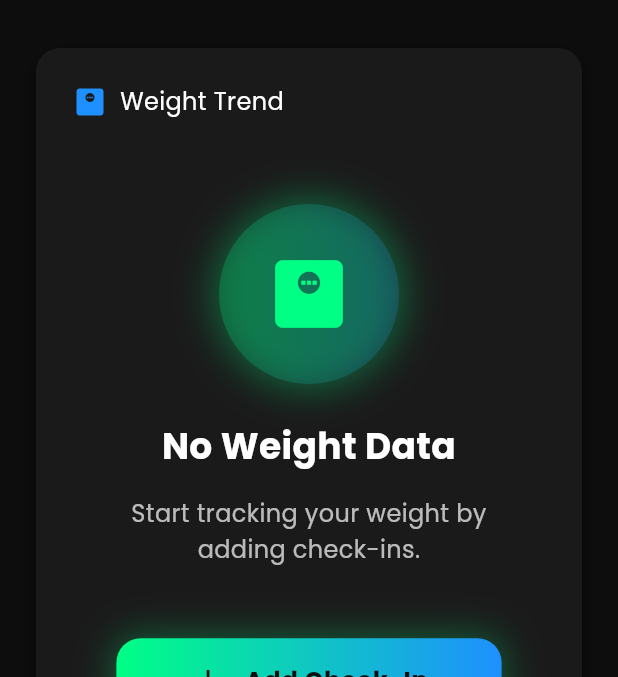
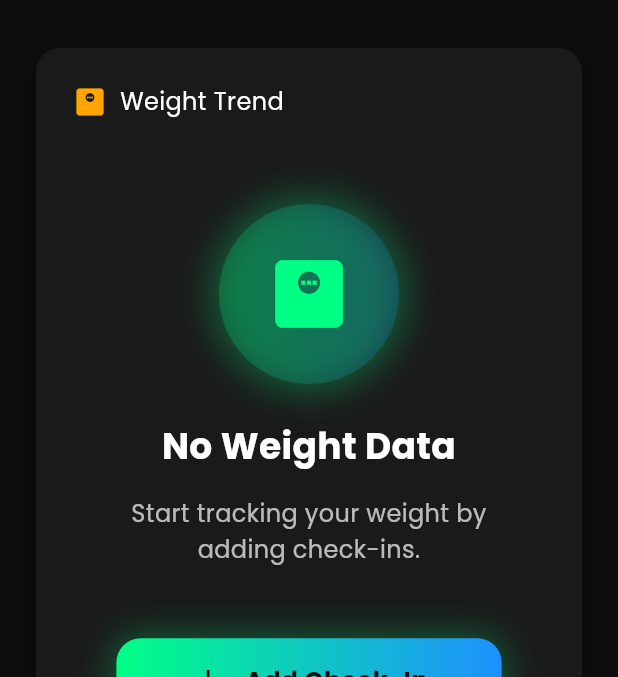
Before and after one commit to axcool99/fitlife-app, a Flutter app: the ProgressScreen screen opened by its route, on a phone screen of 412 x 824 dp, the part 180-857 px from its top. Run offline on Flutter 3.47's test engine with Material 3 defaults, Android fonts, the phone set to English and light mode, and no system bars; our stand-ins replace cloud_firestore, firebase_auth, firebase_core, fl_chart, google_fonts; accounts and stored records are empty.

Commit message:
Refactor: Unified theme color mapping by category (Workouts=Green, Calories=Blue, Steps=Purple, Weight/Check-ins=Orange)

```diff
--- a/lib/progress_screen.dart
+++ b/lib/progress_screen.dart
@@ -129,7 +129,7 @@ class _ProgressScreenState extends State<ProgressScreen> {
                                 children: [
                                   Icon(
                                     Icons.monitor_weight,
-                                    color: FitLifeTheme.accentBlue,
+                                    color: FitLifeTheme.accentOrange,
                                     size: 24,
                                   ),
                                   const SizedBox(width: FitLifeTheme.spacingS),
@@ -209,7 +209,7 @@ class _ProgressScreenState extends State<ProgressScreen> {
                                           LineChartBarData(
                                             spots: _generateWeightChartData(weightData),
                                             isCurved: true,
-                                            color: FitLifeTheme.accentBlue,
+                                            color: FitLifeTheme.accentOrange,
                                             barWidth: 3,
                                             isStrokeCapRound: true,
                                             dotData: FlDotData(
@@ -217,7 +217,7 @@ class _ProgressScreenState extends State<ProgressScreen> {
                                               getDotPainter: (spot, percent, barData, index) {
                                                 return FlDotCirclePainter(
                                                   radius: 4,
-                                                  color: FitLifeTheme.accentBlue,
+                                                  color: FitLifeTheme.accentOrange,
                                                   strokeWidth: 2,
                                                   strokeColor: FitLifeTheme.background,
                                                 );
@@ -225,7 +225,7 @@ class _ProgressScreenState extends State<ProgressScreen> {
                                             ),
                                             belowBarData: BarAreaData(
                                               show: true,
-                                              color: FitLifeTheme.accentBlue.withOpacity(0.1),
+                                              color: FitLifeTheme.accentOrange.withOpacity(0.1),
                                             ),
                                           ),
                                         ],
@@ -235,12 +235,12 @@ class _ProgressScreenState extends State<ProgressScreen> {
                                           getTouchedSpotIndicator: (barData, spotIndexes) {
                                             return spotIndexes.map((spotIndex) {
                                               return TouchedSpotIndicatorData(
-                                                FlLine(color: FitLifeTheme.accentBlue, strokeWidth: 2),
+                                                FlLine(color: FitLifeTheme.accentOrange, strokeWidth: 2),
                                                 FlDotData(
                                                   getDotPainter: (spot, percent, barData, index) =>
                                                       FlDotCirclePainter(
                                                         radius: 6,
-                                                        color: FitLifeTheme.accentBlue,
+                                                        color: FitLifeTheme.accentOrange,
                                                         strokeWidth: 2,
                                                         strokeColor: FitLifeTheme.surfaceColor,
                                                       ),
@@ -431,13 +431,13 @@ class _ProgressScreenState extends State<ProgressScreen> {
                                               vertical: 2,
                                             ),
                                             decoration: BoxDecoration(
-                                              color: FitLifeTheme.accentGreen.withOpacity(0.1),
+                                              color: FitLifeTheme.accentOrange.withOpacity(0.1),
                                               borderRadius: BorderRadius.circular(12),
                                             ),
                                             child: AppText(
                                               '${checkIn.weight}kg',
                                               type: AppTextType.bodyMedium,
-                                              color: FitLifeTheme.accentGreen,
+                                              color: FitLifeTheme.accentOrange,
                                               useCleanStyle: true,
                                             ),
                                           ),
@@ -573,7 +573,7 @@ class _ProgressScreenState extends State<ProgressScreen> {
                   children: [
                     Icon(
                       Icons.local_fire_department,
-                      color: FitLifeTheme.accentGreen,
+                      color: FitLifeTheme.accentBlue,
                       size: 24,
                     ),
                     const SizedBox(width: FitLifeTheme.spacingS),
@@ -652,7 +652,7 @@ class _ProgressScreenState extends State<ProgressScreen> {
                         LineChartBarData(
                           spots: spots,
                           isCurved: true,
-                          color: FitLifeTheme.accentGreen,
+                          color: FitLifeTheme.accentBlue,
                           barWidth: 3,
                           isStrokeCapRound: true,
                           dotData: FlDotData(
@@ -660,7 +660,7 @@ class _ProgressScreenState extends State<ProgressScreen> {
                             getDotPainter: (spot, percent, barData, index) {
                               return FlDotCirclePainter(
                                 radius: 4,
-                                color: FitLifeTheme.accentGreen,
+                                color: FitLifeTheme.accentBlue,
                                 strokeWidth: 2,
                                 strokeColor: FitLifeTheme.background,
                               );
@@ -668,7 +668,7 @@ class _ProgressScreenState extends State<ProgressScreen> {
                           ),
                           belowBarData: BarAreaData(
                             show: true,
-                            color: FitLifeTheme.accentGreen.withOpacity(0.1),
+                            color: FitLifeTheme.accentBlue.withOpacity(0.1),
                           ),
                         ),
                       ],
@@ -678,12 +678,12 @@ class _ProgressScreenState extends State<ProgressScreen> {
                         getTouchedSpotIndicator: (barData, spotIndexes) {
                           return spotIndexes.map((spotIndex) {
                             return TouchedSpotIndicatorData(
-                              FlLine(color: FitLifeTheme.accentGreen, strokeWidth: 2),
+                              FlLine(color: FitLifeTheme.accentBlue, strokeWidth: 2),
                               FlDotData(
                                 getDotPainter: (spot, percent, barData, index) =>
                                     FlDotCirclePainter(
                                       radius: 6,
-                                      color: FitLifeTheme.accentGreen,
+                                      color: FitLifeTheme.accentBlue,
                                       strokeWidth: 2,
                                       strokeColor: FitLifeTheme.surfaceColor,
                                     ),
@@ -937,7 +937,7 @@ class _ProgressScreenState extends State<ProgressScreen> {
                   'Day(s) Streak',
                   '${stats.streak}',
                   Icons.calendar_today,
-                  FitLifeTheme.highlightPink,
+                  FitLifeTheme.accentPurple,
                 ),
               ],
             ),
--- a/lib/ui/theme/theme.dart
+++ b/lib/ui/theme/theme.dart
@@ -10,6 +10,8 @@ class FitLifeTheme {
   static const Color primaryText = Color(0xFFFFFFFF);
   static const Color accentGreen = Color(0xFF00FF85);
   static const Color accentBlue = Color(0xFF1E90FF);
+  static const Color accentOrange = Color(0xFFFFA500);
+  static const Color accentPurple = Color(0xFF9B59B6);
   static const Color highlightPink = Color(0xFFFF0099);
 
   // ===== BACKWARD COMPATIBILITY COLORS =====
```
Also changed, not shown: lib/home_screen.dart (+15 -15 lines).
